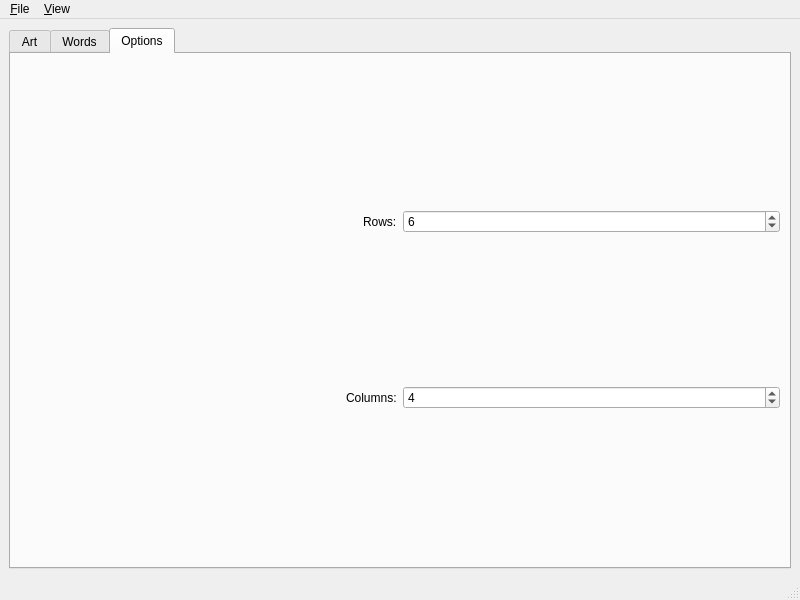
First picture: the form in sliced_art/main_window.ui, repository donkirkby/sliced_art, before the edit.
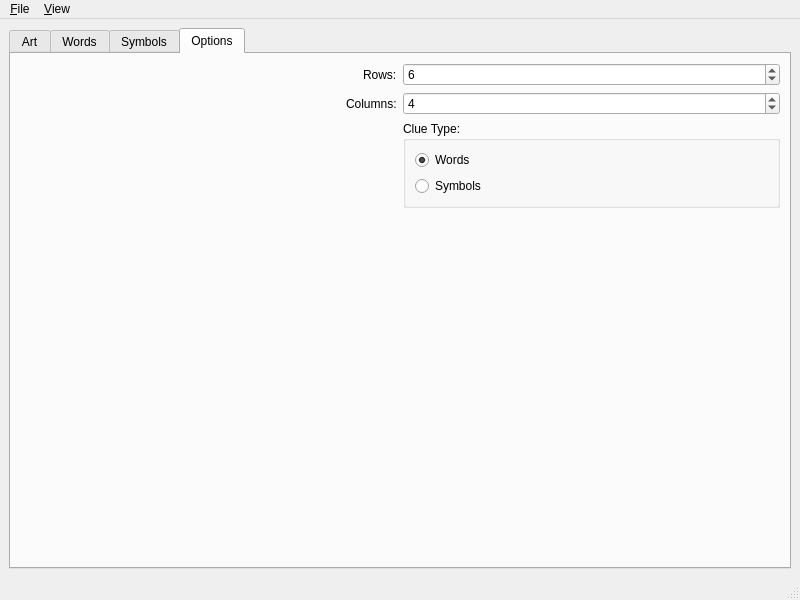
Second picture: the form after the edit. The open tabs and pages were chosen to show the change.

Commit message: Start adding symbol clues for #5.

What changed in the file:
```diff
--- a/sliced_art/main_window.ui
+++ b/sliced_art/main_window.ui
@@ -18,7 +18,7 @@
     <item row="0" column="0">
      <widget class="QTabWidget" name="tabWidget">
       <property name="currentIndex">
-       <number>0</number>
+       <number>2</number>
       </property>
       <widget class="QWidget" name="art">
        <attribute name="title">
@@ -54,31 +54,21 @@
         </item>
        </layout>
       </widget>
+      <widget class="QWidget" name="symbols">
+       <attribute name="title">
+        <string>Symbols</string>
+       </attribute>
+       <layout class="QVBoxLayout" name="verticalLayout_2">
+        <item>
+         <widget class="QGraphicsView" name="graphicsView"/>
+        </item>
+       </layout>
+      </widget>
       <widget class="QWidget" name="options">
        <attribute name="title">
         <string>Options</string>
        </attribute>
        <layout class="QGridLayout" name="gridLayout_4">
-        <item row="0" column="1">
-         <widget class="QSpinBox" name="rows">
-          <property name="minimum">
-           <number>1</number>
-          </property>
-          <property name="maximum">
-           <number>10</number>
-          </property>
-          <property name="value">
-           <number>6</number>
-          </property>
-         </widget>
-        </item>
-        <item row="0" column="0" alignment="Qt::AlignRight">
-         <widget class="QLabel" name="rows_label">
-          <property name="text">
-           <string>Rows:</string>
-          </property>
-         </widget>
-        </item>
         <item row="1" column="0" alignment="Qt::AlignRight">
          <widget class="QLabel" name="columns_label">
           <property name="text">
@@ -99,6 +89,71 @@
           </property>
          </widget>
         </item>
+        <item row="0" column="1">
+         <widget class="QSpinBox" name="rows">
+          <property name="sizePolicy">
+           <sizepolicy hsizetype="Minimum" vsizetype="Fixed">
+            <horstretch>0</horstretch>
+            <verstretch>0</verstretch>
+           </sizepolicy>
+          </property>
+          <property name="minimum">
+           <number>1</number>
+          </property>
+          <property name="maximum">
+           <number>10</number>
+          </property>
+          <property name="value">
+           <number>6</number>
+          </property>
+         </widget>
+        </item>
+        <item row="0" column="0" alignment="Qt::AlignRight">
+         <widget class="QLabel" name="rows_label">
+          <property name="text">
+           <string>Rows:</string>
+          </property>
+         </widget>
+        </item>
+        <item row="2" column="1">
+         <widget class="QGroupBox" name="groupBox">
+          <property name="title">
+           <string>Clue Type:</string>
+          </property>
+          <layout class="QVBoxLayout" name="verticalLayout">
+           <item>
+            <widget class="QRadioButton" name="word_clues_radio">
+             <property name="text">
+              <string>Words</string>
+             </property>
+             <property name="checked">
+              <bool>true</bool>
+             </property>
+            </widget>
+           </item>
+           <item>
+            <widget class="QRadioButton" name="image_clues_radio">
+             <property name="text">
+              <string>Symbols</string>
+             </property>
+            </widget>
+           </item>
+          </layout>
+         </widget>
+        </item>
+        <item row="3" column="0">
+         <spacer name="verticalSpacer">
+          <property name="orientation">
+           <enum>Qt::Vertical</enum>
+          </property>
+          <property name="sizeHint" stdset="0">
+           <size>
+            <width>20</width>
+            <height>40</height>
+           </size>
+          </property>
+         </spacer>
+        </item>
        </layout>
       </widget>
      </widget>
```
The commit also changes 3 other files.
